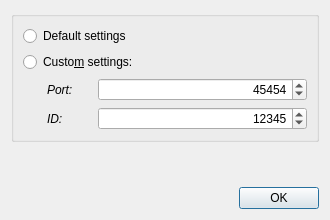
This is remoteclockwindow/setupbroadcastdialog.ui in SFr682k/fightclub as Qt 5 draws it before an edit. The edited form follows.
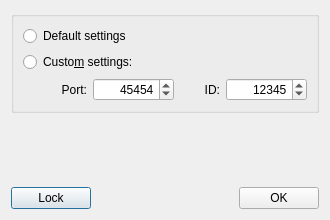
This is the edited form. Icons and pictures are not drawn.

The edit to the form file:
```diff
--- a/remoteclockwindow/setupbroadcastdialog.ui
+++ b/remoteclockwindow/setupbroadcastdialog.ui
@@ -13,6 +13,12 @@
     <height>220</height>
    </rect>
   </property>
+  <property name="minimumSize">
+   <size>
+    <width>330</width>
+    <height>220</height>
+   </size>
+  </property>
   <property name="windowTitle">
    <string>Broadcast Settings</string>
   </property>
@@ -44,33 +50,78 @@
        </widget>
       </item>
       <item>
-       <layout class="QFormLayout" name="formLayout">
-        <property name="labelAlignment">
-         <set>Qt::AlignLeading|Qt::AlignLeft|Qt::AlignVCenter</set>
-        </property>
-        <property name="horizontalSpacing">
-         <number>25</number>
-        </property>
+       <layout class="QGridLayout" name="gridLayout">
         <property name="leftMargin">
          <number>24</number>
         </property>
+        <item row="0" column="3">
+         <widget class="QSpinBox" name="selBcastID">
+          <property name="minimumSize">
+           <size>
+            <width>80</width>
+            <height>0</height>
+           </size>
+          </property>
+          <property name="alignment">
+           <set>Qt::AlignRight|Qt::AlignTrailing|Qt::AlignVCenter</set>
+          </property>
+          <property name="maximum">
+           <number>1234567</number>
+          </property>
+          <property name="value">
+           <number>12345</number>
+          </property>
+         </widget>
+        </item>
+        <item row="0" column="2">
+         <widget class="QLabel" name="bcastIDLabel">
+          <property name="sizePolicy">
+           <sizepolicy hsizetype="Fixed" vsizetype="Preferred">
+            <horstretch>0</horstretch>
+            <verstretch>0</verstretch>
+           </sizepolicy>
+          </property>
+          <property name="minimumSize">
+           <size>
+            <width>40</width>
+            <height>0</height>
+           </size>
+          </property>
+          <property name="text">
+           <string>ID:</string>
+          </property>
+          <property name="alignment">
+           <set>Qt::AlignRight|Qt::AlignTrailing|Qt::AlignVCenter</set>
+          </property>
+         </widget>
+        </item>
         <item row="0" column="0">
          <widget class="QLabel" name="bcastPortLabel">
-          <property name="font">
-           <font>
-            <italic>true</italic>
-           </font>
+          <property name="sizePolicy">
+           <sizepolicy hsizetype="Fixed" vsizetype="Preferred">
+            <horstretch>0</horstretch>
+            <verstretch>0</verstretch>
+           </sizepolicy>
+          </property>
+          <property name="minimumSize">
+           <size>
+            <width>40</width>
+            <height>0</height>
+           </size>
           </property>
           <property name="text">
            <string>Port:</string>
           </property>
+          <property name="alignment">
+           <set>Qt::AlignRight|Qt::AlignTrailing|Qt::AlignVCenter</set>
+          </property>
          </widget>
         </item>
         <item row="0" column="1">
          <widget class="QSpinBox" name="selBcastPort">
           <property name="minimumSize">
            <size>
-            <width>95</width>
+            <width>80</width>
             <height>0</height>
            </size>
           </property>
@@ -88,37 +139,6 @@
           </property>
          </widget>
         </item>
-        <item row="1" column="0">
-         <widget class="QLabel" name="bcastIDLabel">
-          <property name="font">
-           <font>
-            <italic>true</italic>
-           </font>
-          </property>
-          <property name="text">
-           <string>ID:</string>
-          </property>
-         </widget>
-        </item>
-        <item row="1" column="1">
-         <widget class="QSpinBox" name="selBcastID">
-          <property name="minimumSize">
-           <size>
-            <width>95</width>
-            <height>0</height>
-           </size>
-          </property>
-          <property name="alignment">
-           <set>Qt::AlignRight|Qt::AlignTrailing|Qt::AlignVCenter</set>
-          </property>
-          <property name="maximum">
-           <number>1234567</number>
-          </property>
-          <property name="value">
-           <number>12345</number>
-          </property>
-         </widget>
-        </item>
        </layout>
       </item>
      </layout>
@@ -138,14 +158,43 @@
     </spacer>
    </item>
    <item>
-    <widget class="QDialogButtonBox" name="buttonBox">
-     <property name="orientation">
-      <enum>Qt::Horizontal</enum>
-     </property>
-     <property name="standardButtons">
-      <set>QDialogButtonBox::Ok</set>
-     </property>
-    </widget>
+    <layout class="QHBoxLayout" name="buttonBox">
+     <item>
+      <widget class="QPushButton" name="lockSettings">
+       <property name="text">
+        <string>Lock</string>
+       </property>
+       <property name="icon">
+        <iconset resource="resources.qrc">
+         <normaloff>:/breeze-icons/object-locked-16.png</normaloff>:/breeze-icons/object-locked-16.png</iconset>
+       </property>
+      </widget>
+     </item>
+     <item>
+      <spacer name="horizontalSpacer">
+       <property name="orientation">
+        <enum>Qt::Horizontal</enum>
+       </property>
+       <property name="sizeHint" stdset="0">
+        <size>
+         <width>40</width>
+         <height>20</height>
+        </size>
+       </property>
+      </spacer>
+     </item>
+     <item>
+      <widget class="QPushButton" name="applySettings">
+       <property name="text">
+        <string>OK</string>
+       </property>
+       <property name="icon">
+        <iconset resource="resources.qrc">
+         <normaloff>:/breeze-icons/dialog-ok-apply-16.png</normaloff>:/breeze-icons/dialog-ok-apply-16.png</iconset>
+       </property>
+      </widget>
+     </item>
+    </layout>
    </item>
   </layout>
  </widget>
```
Left out of the diff: 41 changed lines with no effect on the pictures.
